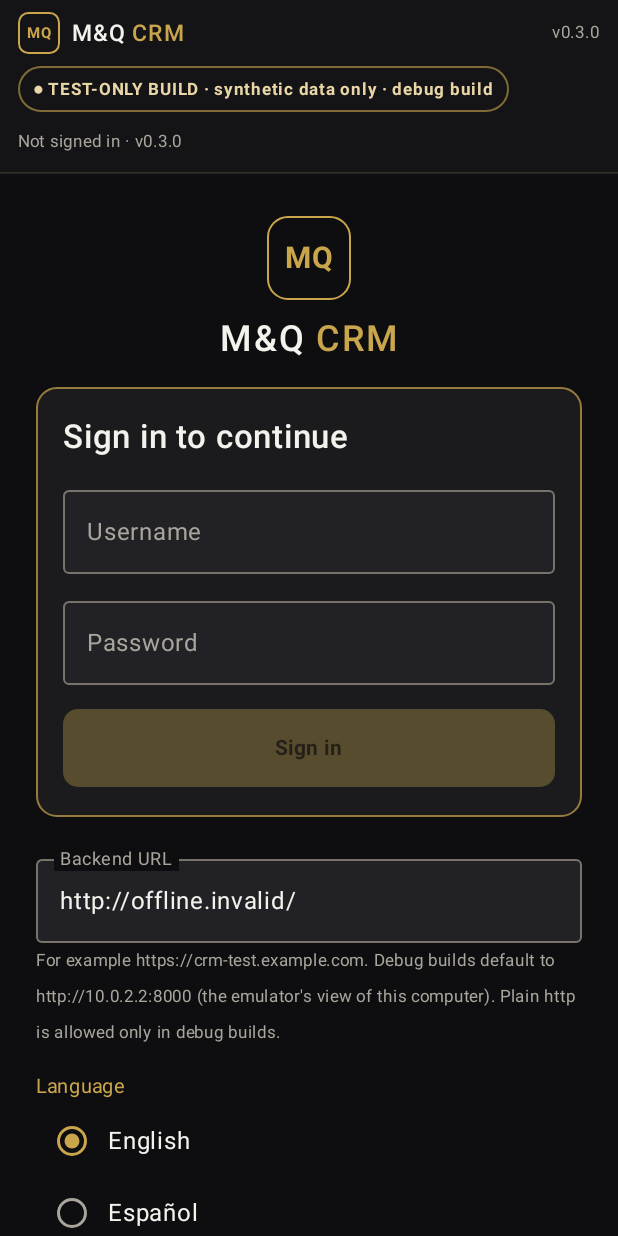
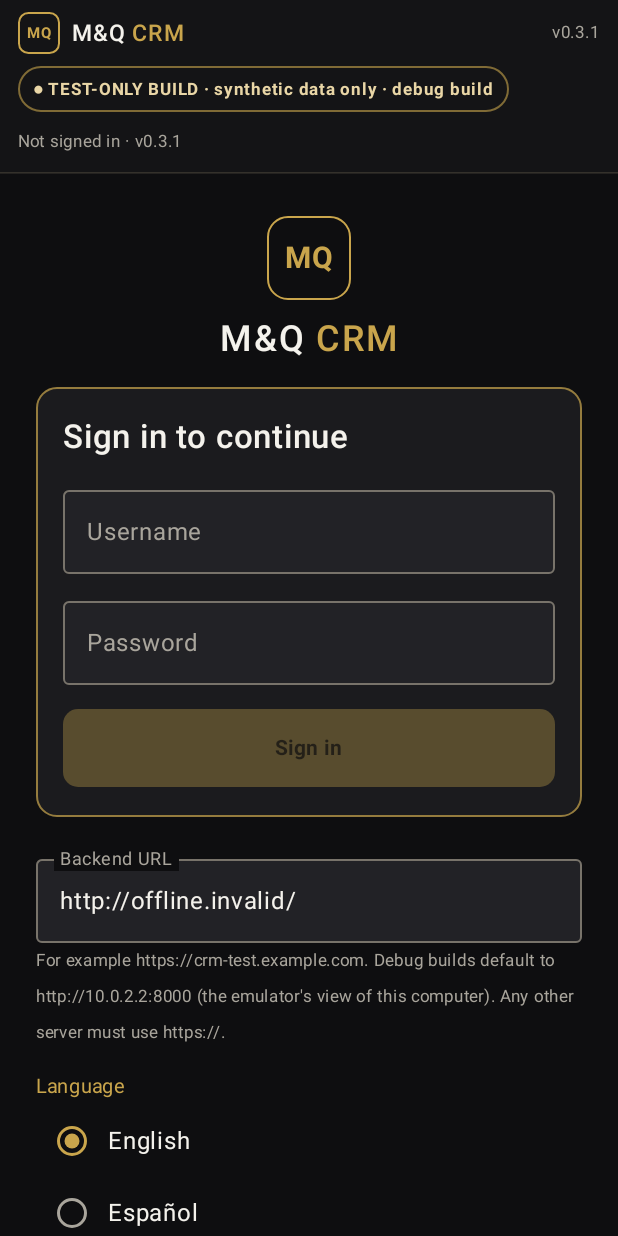
Before and after one commit to mrjosueayalaperez-dev/m-q-ai-connect, an Android app built with Jetpack Compose: the screen it shows after launch (MainActivity), on a phone screen of 412 x 824 dp. Run offline under Robolectric (Android 15) with nearby library versions, the phone set to English and light mode, and no system bars; pictures from the network do not load.

Commit message:
CRM Android v0.3.1 TEST-ONLY: server URL must be https:// (plain http only for 10.0.2.2/localhost in debug; debug cleartext limited to those hosts); auth unchanged; +5 URL validation tests

```diff
--- a/handoffs/2026-11-16-stage1-build-authorization/code/mq-crm-android/app/build.gradle.kts
+++ b/handoffs/2026-11-16-stage1-build-authorization/code/mq-crm-android/app/build.gradle.kts
@@ -22,8 +22,8 @@ android {
         applicationId = "com.mq.crm"
         minSdk = 26
         targetSdk = 34
-        versionCode = 3
-        versionName = "0.3.0"
+        versionCode = 4
+        versionName = "0.3.1"
         // Empty by default: the operator types the backend URL in Settings.
         buildConfigField("String", "DEFAULT_BASE_URL", "\"\"")
         // Real login (bearer token from the PR #3 backend) is in place, but this
--- a/handoffs/2026-11-16-stage1-build-authorization/code/mq-crm-android/app/src/main/java/com/mq/crm/data/Format.kt
+++ b/handoffs/2026-11-16-stage1-build-authorization/code/mq-crm-android/app/src/main/java/com/mq/crm/data/Format.kt
@@ -24,13 +24,31 @@ object Format {
             String.format(Locale.US, "%s %s%d.%02d", cur, sign, abs / 100, abs % 100)
         }
 
-    /** Trim, drop trailing slashes; only http(s) URLs are accepted. */
-    fun normalizeBaseUrl(raw: String): String? {
+    /** Hosts that may use plain http, and only in debug builds (emulator / same machine). */
+    val LOCAL_HTTP_HOSTS = setOf("10.0.2.2", "localhost", "127.0.0.1")
+
+    /**
+     * Trim and drop trailing slashes. v0.3.1: https:// is required for every
+     * server (e.g. a hosted test URL); plain http:// is accepted only for
+     * 10.0.2.2 / localhost / 127.0.0.1 and only when [allowLocalHttp] (debug
+     * builds). Credentials in the URL (user@host) are refused.
+     */
+    fun normalizeBaseUrl(raw: String, allowLocalHttp: Boolean = com.mq.crm.BuildConfig.DEBUG): String? {
         val t = raw.trim().trimEnd('/')
-        if (t.isEmpty()) return null
+        if (t.isEmpty() || t.any { it.isWhitespace() }) return null
         val lower = t.lowercase(Locale.ROOT)
-        if (!(lower.startsWith("http://") || lower.startsWith("https://"))) return null
-        if (t.contains(' ')) return null
+        val https = lower.startsWith("https://")
+        if (!https && !lower.startsWith("http://")) return null
+        val rest = lower.substringAfter("://")
+        val authority = rest.substringBefore('/').substringBefore('?').substringBefore('#')
+        if (authority.isEmpty() || '@' in authority) return null
+        val host = if (authority.startsWith("[")) authority.substringBefore(']') + "]"
+                   else authority.substringBefore(':')
+        if (host.isEmpty() || host.startsWith(".") || host.endsWith(".")) return null
+        val port = authority.removePrefix(host).removePrefix(":")
+        if (authority.length > host.length && (port.isEmpty() || port.any { !it.isDigit() } ||
+                port.toIntOrNull()?.let { it !in 1..65535 } != false)) return null
+        if (!https && !(allowLocalHttp && host in LOCAL_HTTP_HOSTS)) return null
         return t
     }
 }
--- a/handoffs/2026-11-16-stage1-build-authorization/code/mq-crm-android/app/src/main/res/values/strings.xml
+++ b/handoffs/2026-11-16-stage1-build-authorization/code/mq-crm-android/app/src/main/res/values/strings.xml
@@ -53,12 +53,12 @@
     <string name="suppression_key_state">Suppression key</string>
     <string name="suppression_rows">Retained do-not-message records</string>
     <string name="backend_url">Backend URL</string>
-    <string name="backend_url_help">For example https://crm-test.example.com. Debug builds default to http://10.0.2.2:8000 (the emulator\'s view of this computer). Plain http is allowed only in debug builds.</string>
+    <string name="backend_url_help">For example https://crm-test.example.com. Debug builds default to http://10.0.2.2:8000 (the emulator\'s view of this computer). Any other server must use https://.</string>
     <string name="backend_url_change_note">Changing the server signs you out of the current one.</string>
     <string name="save">Save</string>
     <string name="test_connection">Test connection</string>
     <string name="connection_ok">Connected</string>
-    <string name="bad_url">Enter a full http(s):// URL.</string>
+    <string name="bad_url">Enter a full https:// address (http:// only for 10.0.2.2 or localhost in test builds).</string>
     <string name="about_test_only">Test build for synthetic data only. Sign-in uses real accounts on the CRM server; your role comes from the server and the server enforces every permission. No trading or broker features.</string>
     <string name="status_held">HELD</string>
     <string name="status_draft">DRAFT</string>
```
Also changed, not shown: handoffs/2026-11-16-stage1-build-authorization/code/mq-crm-android/app/src/debug/res/xml/network_security_config.xml (+9 -4 lines), 5 other files.
